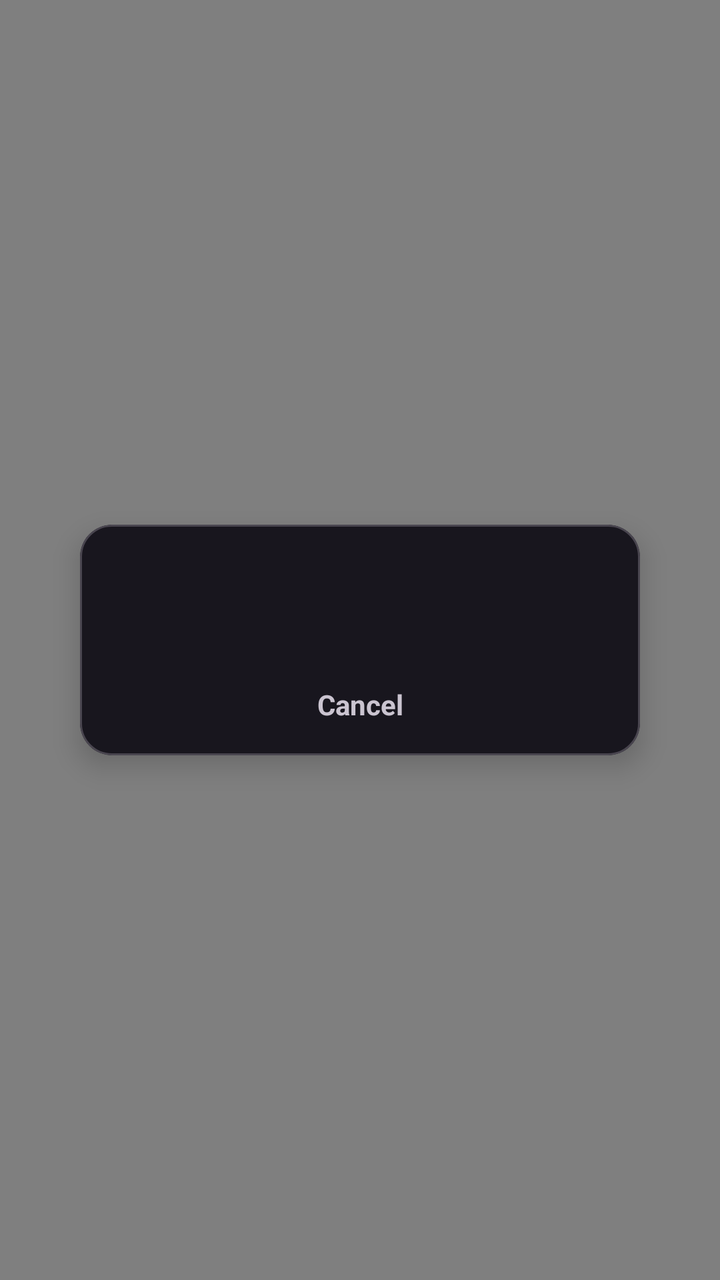
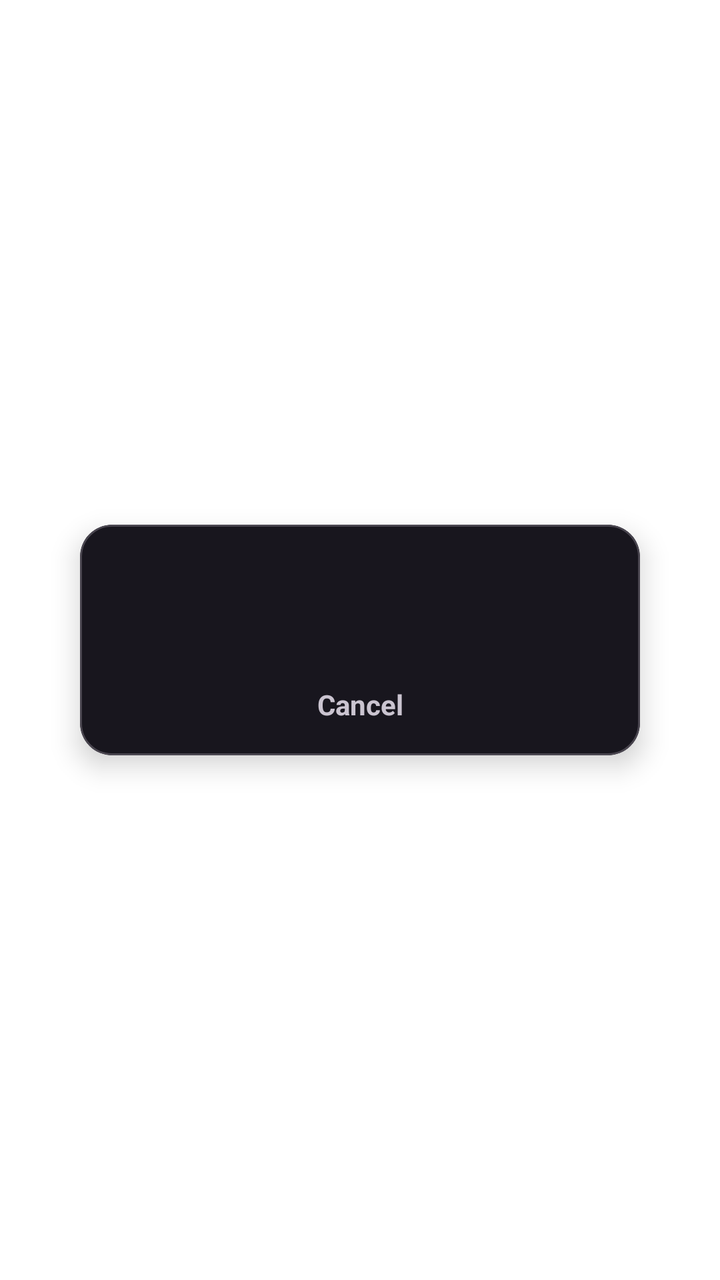

Screens rendered from an Android XML layout before and after an edit, with the pre-edit source and the edit as a unified diff.
<!-- AndroidManifest.xml: application theme Theme.App.Dialog -->
<!-- res/layout/dialog_custom.xml -->
<?xml version="1.0" encoding="utf-8"?>
<FrameLayout
    xmlns:android="http://schemas.android.com/apk/res/android"
    xmlns:app="http://schemas.android.com/apk/res-auto"
    android:layout_width="match_parent"
    android:layout_height="match_parent"
    android:background="#80000000"
    android:clickable="true"
    android:focusable="true">

    <com.google.android.material.card.MaterialCardView
        android:id="@+id/dialogCard"
        android:layout_width="280dp"
        android:layout_height="wrap_content"
        android:layout_gravity="center"
        app:cardCornerRadius="16dp"
        app:cardElevation="8dp"
        app:strokeWidth="1dp">

        <LinearLayout
            android:id="@+id/dialogContainer"
            android:layout_width="match_parent"
            android:layout_height="wrap_content"
            android:orientation="vertical"
            android:padding="0dp">

            
            <TextView
                android:id="@+id/dialogTitle"
                android:layout_width="match_parent"
                android:layout_height="wrap_content"
                android:paddingStart="20dp"
                android:paddingEnd="20dp"
                android:paddingTop="20dp"
                android:paddingBottom="12dp"
                android:textSize="18sp"
                android:textStyle="bold"
                android:maxLines="2"
                android:ellipsize="end" />

            
            <ScrollView
                android:layout_width="match_parent"
                android:layout_height="wrap_content"
                android:maxHeight="300dp">

                <LinearLayout
                    android:id="@+id/dialogItemsContainer"
                    android:layout_width="match_parent"
                    android:layout_height="wrap_content"
                    android:orientation="vertical"
                    android:paddingBottom="8dp" />

            </ScrollView>

            
            <TextView
                android:id="@+id/dialogCancelButton"
                android:layout_width="match_parent"
                android:layout_height="wrap_content"
                android:paddingStart="20dp"
                android:paddingEnd="20dp"
                android:paddingTop="16dp"
                android:paddingBottom="16dp"
                android:text="Cancel"
                android:textSize="14sp"
                android:textStyle="bold"
                android:gravity="center"
                android:clickable="true"
                android:focusable="true" />

        </LinearLayout>

    </com.google.android.material.card.MaterialCardView>

</FrameLayout>
<!-- resources referenced by this layout -->
<resources>
  <style name="Theme.App.Dialog" parent="Theme.Material3.Dark.Dialog">
          
          <item name="android:windowBackground">@android:color/transparent</item>
          <item name="colorSurface">@color/black_pure</item>
          <item name="android:colorBackground">@color/black_pure</item>
  
          
          <item name="android:windowIsFloating">true</item>
          <item name="android:backgroundDimEnabled">false</item>
          <item name="android:windowMinWidthMajor">320dp</item>
          <item name="android:windowMinWidthMinor">320dp</item>
          <item name="android:windowNoTitle">true</item>
  
          
          <item name="shapeAppearanceMediumComponent">@style/ShapeAppearance.App.RoundedCorners</item>
      </style>
  <color name="black_pure">#000000</color>
  <style name="ShapeAppearance.App.RoundedCorners" parent="">
          <item name="cornerFamily">rounded</item>
          <item name="cornerSize">16dp</item>
      </style>
</resources>

<!-- the commit's change to res/layout/dialog_custom.xml (unified diff, before → after) -->
@@ -4,7 +4,7 @@
     xmlns:app="http://schemas.android.com/apk/res-auto"
     android:layout_width="match_parent"
     android:layout_height="match_parent"
-    android:background="#80000000"
+    android:background="@android:color/transparent"
     android:clickable="true"
     android:focusable="true">
 
